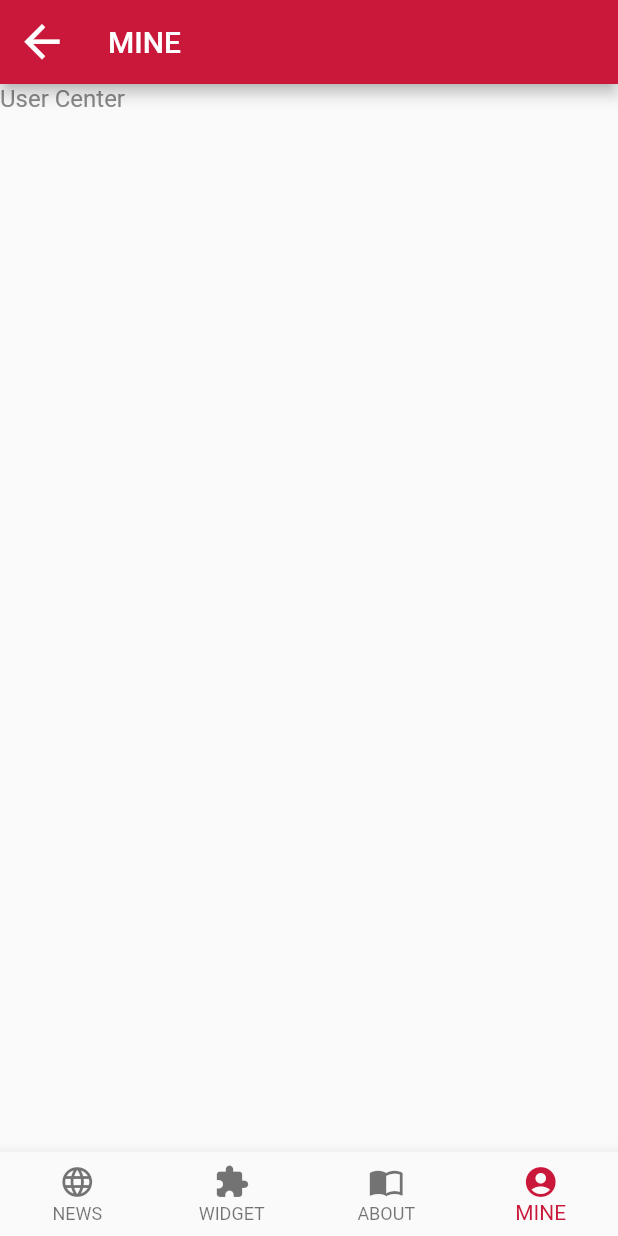
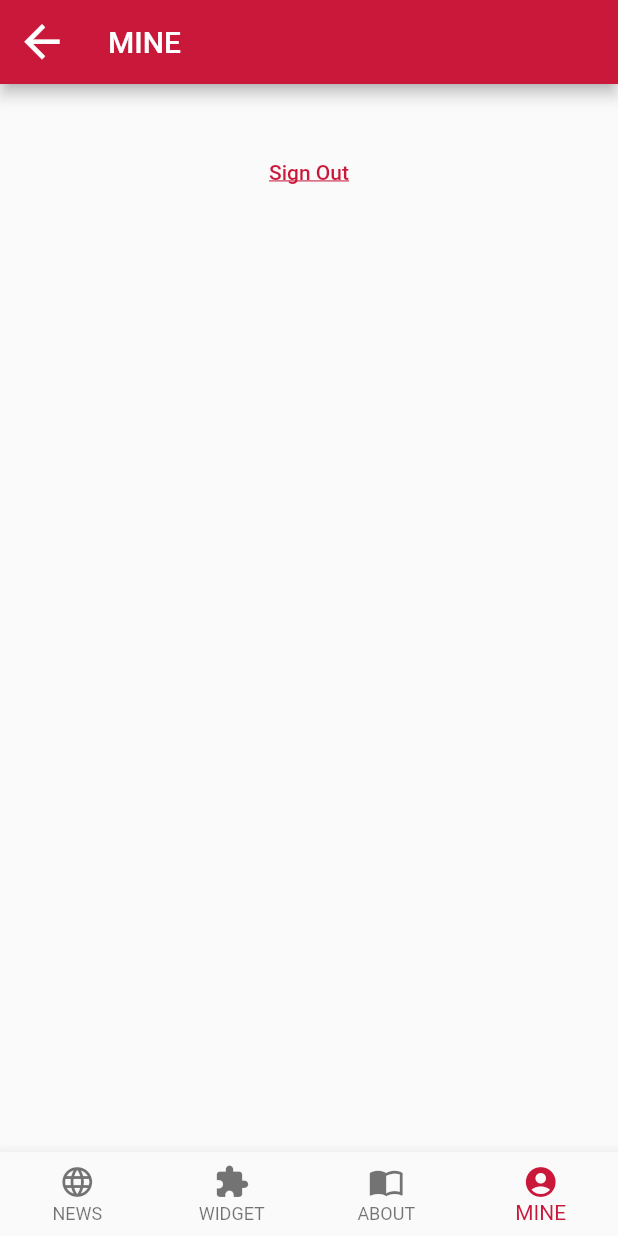
Before and after one commit to lvxineye/flutter_startup_app, a Flutter app: the AppPage screen opened directly, item 4 of the bottom bar chosen, on a phone screen of 412 x 824 dp. Run offline on Flutter 3.47's test engine with Material 2 defaults, Android fonts, the phone set to English and light mode, and no system bars; our stand-ins replace fluro; statements that could not run were skipped.

```diff
--- /dev/null
+++ b/lib/routers/router_handler.dart
@@ -0,0 +1,19 @@
+
+
+// app的首页
+import 'package:fluro/fluro.dart';
+import 'package:flutter/material.dart';
+import 'package:startupapp/views/home.dart';
+import 'package:startupapp/views/login_page/login_page.dart';
+
+var loginPageHandler = new Handler(
+  handlerFunc: (BuildContext context, Map<String, List<String>> params) {
+    return new LoginPage();
+  }
+);
+
+var homeHandler = new Handler(
+  handlerFunc: (BuildContext context, Map<String, List<String>> params) {
+    return new AppPage();
+  }
+);
--- /dev/null
+++ b/lib/routers/routers.dart
@@ -0,0 +1,17 @@
+
+
+import 'package:fluro/fluro.dart';
+import 'package:startupapp/routers/router_handler.dart';
+
+class Routes {
+
+  static String root = '/';
+  static String loginPage = '/login_page';
+  static String home = '/home';
+
+  static void configureRoutes(Router router) {
+
+    router.define(loginPage, handler: loginPageHandler);
+    router.define(home, handler: homeHandler);
+  }
+}
--- a/lib/views/user_page/user_page.dart
+++ b/lib/views/user_page/user_page.dart
@@ -1,6 +1,10 @@
 
 
+import 'package:fluro/fluro.dart';
 import 'package:flutter/cupertino.dart';
+import 'package:flutter/material.dart';
+import 'package:startupapp/routers/application.dart';
+import 'package:startupapp/routers/routers.dart';
 
 class UserPage extends StatefulWidget {
   @override
@@ -15,7 +19,39 @@ class _UserPageState extends State<UserPage> {
   Widget build(BuildContext context) {
     // TODO: implement build
     return new Container(
-      child: Text('User Center'),
+      child: Stack(
+        children: <Widget>[
+          Column(
+            mainAxisSize: MainAxisSize.min,
+            children: <Widget>[
+              SizedBox(height: 35.0),
+
+              Row(
+                mainAxisAlignment: MainAxisAlignment.center,
+                children: <Widget>[
+                  FlatButton(
+                    child: Text(
+                      'Sign Out',
+                      style: TextStyle(
+                          color: Theme.of(context).primaryColor,
+                          decoration: TextDecoration.underline),
+                    ),
+                    onPressed: () {
+                      Application.router.navigateTo(
+                        context,
+                        Routes.loginPage,
+                        clearStack: true,
+                        transition: TransitionType.nativeModal,
+                      );
+                    },
+                  )
+                ],
+              )
+            ],
+          ),
+        ],
+      ),
+
     );
   }
 }
```
Also changed, not shown: lib/main.dart (+6 -2 lines), lib/model/user_info.dart (added, +34 -0 lines), lib/views/login_page/login_page.dart (+9 -1 lines).
